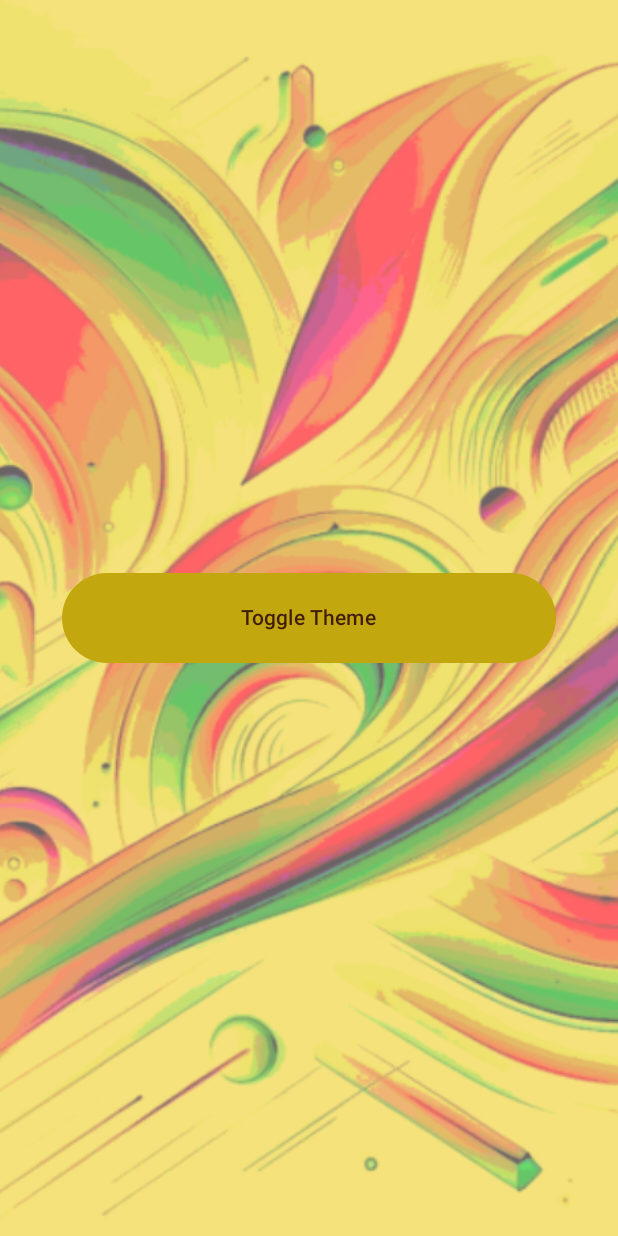
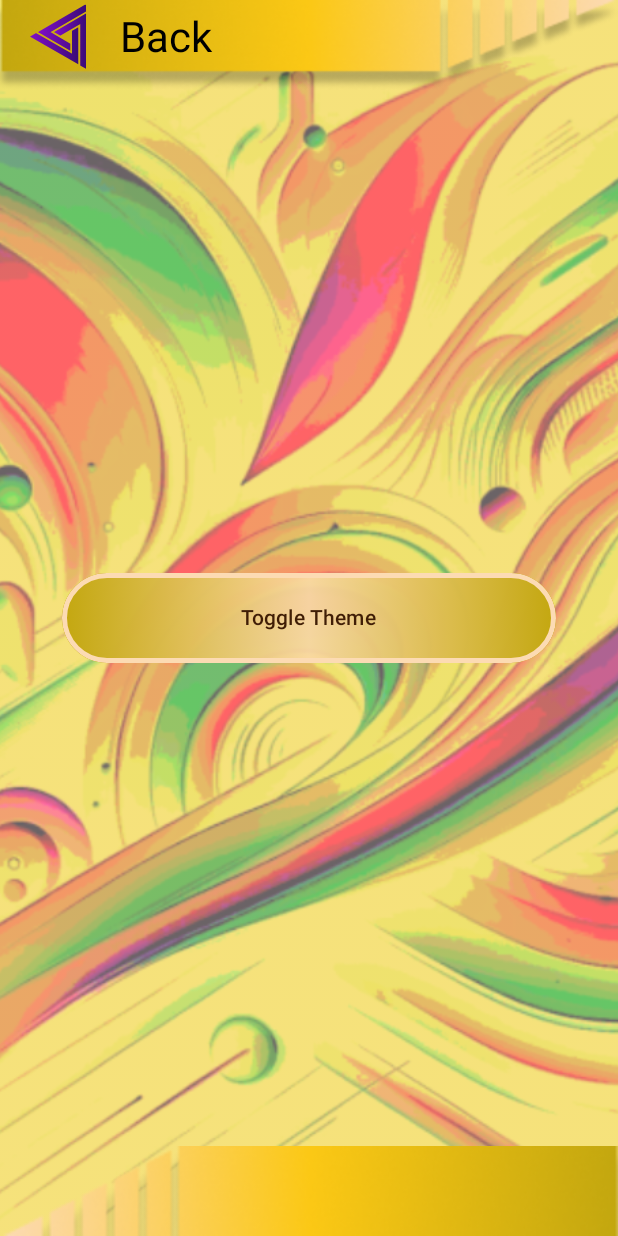
Before and after one commit to xAle24/TournaMake, an Android app built with Jetpack Compose: the SettingsScreen screen opened through its navigation route, on a phone screen of 412 x 824 dp. Run offline under Robolectric (Android 15) with nearby library versions, the phone set to English and light mode, and no system bars; our stand-ins replace Room's generated code.

Commit message:
style: added bars in settings screen

```diff
--- a/app/src/main/java/com/example/tournaMake/activities/navgraph/Navigation.kt
+++ b/app/src/main/java/com/example/tournaMake/activities/navgraph/Navigation.kt
@@ -133,7 +133,7 @@ fun NavGraph(
             TournamentScreen(navController = navController, owner = owner)
         }
         composable(NavigationRoute.SettingsScreen.route) {
-            SettingsScreen()
+            SettingsScreen(navController = navController)
         }
     }
 }
--- a/app/src/main/java/com/example/tournaMake/ui/screens/settings/SettingsScreen.kt
+++ b/app/src/main/java/com/example/tournaMake/ui/screens/settings/SettingsScreen.kt
@@ -1,13 +1,15 @@
 package com.example.tournaMake.ui.screens.settings
 
+import androidx.compose.foundation.BorderStroke
+import androidx.compose.foundation.background
 import androidx.compose.foundation.isSystemInDarkTheme
 import androidx.compose.foundation.layout.Column
 import androidx.compose.foundation.layout.fillMaxSize
 import androidx.compose.foundation.layout.fillMaxWidth
 import androidx.compose.foundation.layout.height
 import androidx.compose.foundation.layout.wrapContentSize
+import androidx.compose.foundation.shape.RoundedCornerShape
 import androidx.compose.material3.Button
-import androidx.compose.material3.ButtonColors
 import androidx.compose.material3.ButtonDefaults
 import androidx.compose.material3.MaterialTheme
 import androidx.compose.material3.Text
@@ -15,21 +17,25 @@ import androidx.compose.runtime.Composable
 import androidx.compose.runtime.getValue
 import androidx.compose.ui.Alignment
 import androidx.compose.ui.Modifier
+import androidx.compose.ui.draw.clip
+import androidx.compose.ui.graphics.Color
 import androidx.compose.ui.unit.dp
 import androidx.lifecycle.compose.collectAsStateWithLifecycle
+import androidx.navigation.NavController
+import com.example.tournaMake.activities.navgraph.NavigationRoute
 import com.example.tournaMake.data.models.ThemeEnum
-import com.example.tournaMake.data.models.ThemeState
 import com.example.tournaMake.data.models.ThemeViewModel
-import com.example.tournaMake.ui.screens.common.BasicScreenWithTheme
-import com.example.tournaMake.ui.theme.LightBlue
-import com.example.tournaMake.ui.theme.MediumPurple
+import com.example.tournaMake.ui.screens.common.BasicScreenWithAppBars
+import com.example.tournaMake.ui.theme.getThemeColors
 import org.koin.androidx.compose.koinViewModel
 
 /**
  * Builds the Settings Screen. Called in SettingsActivity.
  * */
 @Composable
-fun SettingsScreen() {
+fun SettingsScreen(
+    navController: NavController,
+) {
     // See ThemeViewModel.kt
     val themeViewModel = koinViewModel<ThemeViewModel>()
     // The following line converts the StateFlow contained in the ViewModel
@@ -37,9 +43,13 @@ fun SettingsScreen() {
     // StateFlow objects can't. The 'withLifecycle' part ensures this state
     // is destroyed when we leave this Activity.
     val state by themeViewModel.state.collectAsStateWithLifecycle()
+    val colorConstants = getThemeColors(themeState = state)
     val isSystemInDarkTheme = isSystemInDarkTheme()
-    BasicScreenWithTheme(
-        state = state
+    BasicScreenWithAppBars(
+        state = state,
+        backFunction = { navController.navigate(NavigationRoute.MenuScreen.route) },
+        showTopBar = true,
+        showBottomBar = true
     ) {
         Column(
             modifier = Modifier
@@ -57,11 +67,13 @@ fun SettingsScreen() {
                 },
                 modifier = Modifier
                     .fillMaxWidth(0.8f)
-                    .height(60.dp),
+                    .clip(RoundedCornerShape(30.dp))
+                    .height(60.dp)
+                    .background(colorConstants.getButtonBackground()),
                 colors = ButtonDefaults.buttonColors(
-                    containerColor = MaterialTheme.colorScheme.primary,
-                    contentColor = MaterialTheme.colorScheme.onPrimary
-                )
+                    containerColor = Color.Transparent
+                ),
+                border = BorderStroke(3.dp, MaterialTheme.colorScheme.tertiary)
             ) {
                 // Button Content
                 Text(text = "Toggle Theme")
```
